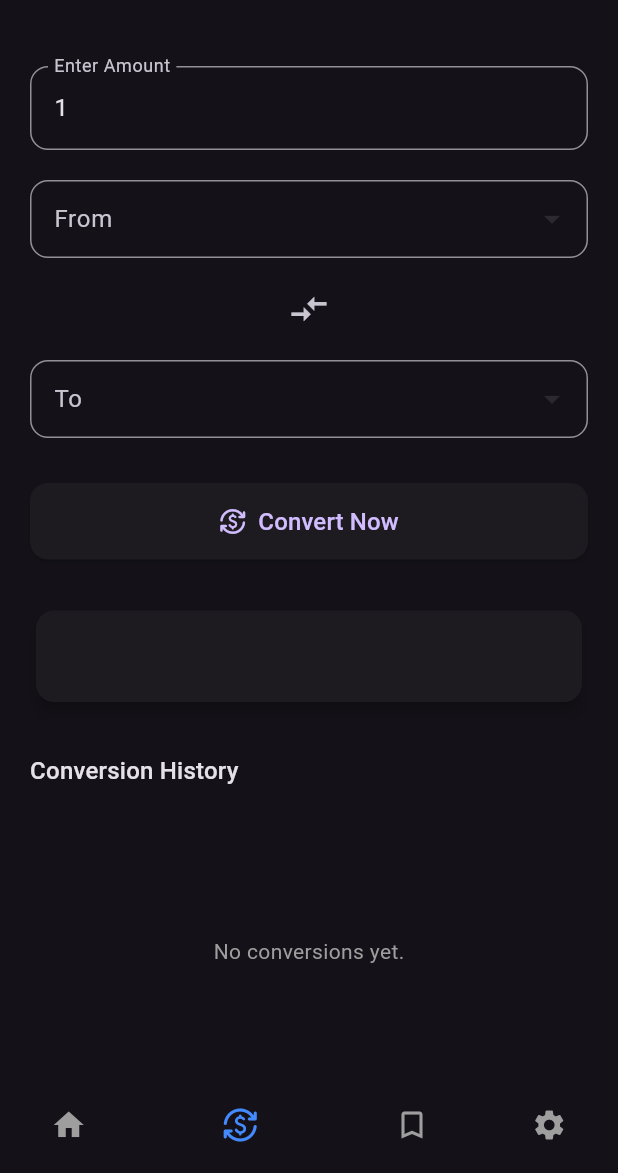
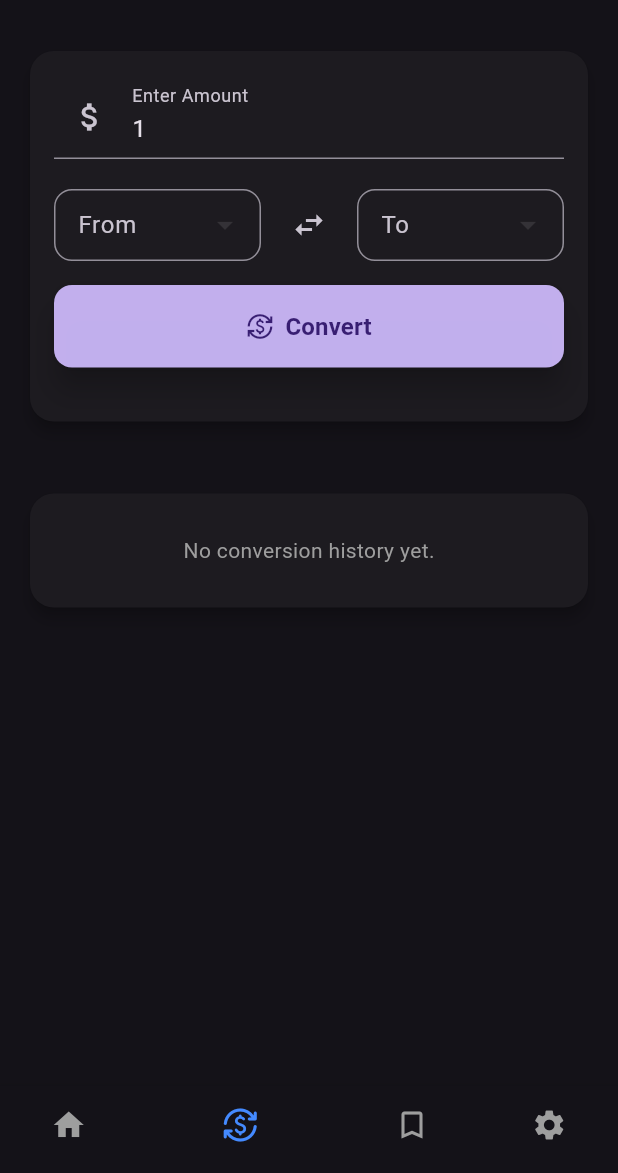
Before and after one commit to Khurram-Devs/CurrencyConverterApp, a Flutter app: the screen it shows after launch, item 2 of the bottom bar chosen, on a phone screen of 412 x 824 dp, the part 63-1236 px from its top. Run offline on Flutter 3.47's test engine with Material 3 defaults, Android fonts, the phone set to English and light mode, and no system bars; our stand-ins replace cloud_firestore, firebase_auth, firebase_core, fl_chart; accounts and stored records are empty; network calls fail.

Commit message:
Added Firestore Database for Conversions History of the Logged User & Improved UI

```diff
--- a/lib/main.dart
+++ b/lib/main.dart
@@ -13,7 +13,9 @@ void main() async {
 }
 
 class MyApp extends StatefulWidget {
-  const MyApp({super.key});
+  final int initialTabIndex;
+
+  const MyApp({super.key, this.initialTabIndex = 0});
 
   @override
   State<MyApp> createState() => _MyAppState();
@@ -21,7 +23,13 @@ class MyApp extends StatefulWidget {
 
 class _MyAppState extends State<MyApp> {
   bool isDarkMode = true;
-  int selectedIndex = 0;
+  late int selectedIndex;
+
+  @override
+  void initState() {
+    super.initState();
+    selectedIndex = widget.initialTabIndex;
+  }
 
   void toggleTheme() {
     setState(() {
@@ -32,7 +40,7 @@ class _MyAppState extends State<MyApp> {
   final List<Widget> screens = [
     HomeScreen(),
     CurrencyConverterScreen(),
-    CurrencyConverterScreen(), // Placeholder for My Tracks
+    CurrencyConverterScreen(),
     SettingsScreen(),
   ];
 
@@ -42,6 +50,12 @@ class _MyAppState extends State<MyApp> {
       title: 'Currency Tracker',
       debugShowCheckedModeBanner: false,
       theme: isDarkMode ? ThemeData.dark() : ThemeData.light(),
+      routes: {
+        '/home': (_) => const MyApp(initialTabIndex: 0),
+        '/convert': (_) => const MyApp(initialTabIndex: 1),
+        '/history': (_) => const MyApp(initialTabIndex: 2),
+        '/settings': (_) => const MyApp(initialTabIndex: 3),
+      },
       home: Scaffold(
         appBar: AppBar(
           title: const Text(
@@ -53,6 +67,7 @@ class _MyAppState extends State<MyApp> {
             IconButton(
               icon: Icon(isDarkMode ? Icons.dark_mode : Icons.light_mode),
               onPressed: toggleTheme,
+              tooltip: isDarkMode ? "Switch to Light Mode" : "Switch to Dark Mode",
             ),
             if (FirebaseAuth.instance.currentUser != null)
               IconButton(
@@ -60,7 +75,10 @@ class _MyAppState extends State<MyApp> {
                 tooltip: 'Logout',
                 onPressed: () async {
                   await FirebaseAuth.instance.signOut();
-                  setState(() {}); // Refresh UI after logout
+                  Navigator.of(
+                    context,
+                    rootNavigator: true,
+                  ).pushNamed('/home');
                 },
               ),
           ],
--- a/lib/screen/currency_converter_screen.dart
+++ b/lib/screen/currency_converter_screen.dart
@@ -1,8 +1,12 @@
 import 'dart:convert';
 import 'package:flutter/material.dart';
 import 'package:http/http.dart' as http;
+import 'package:firebase_auth/firebase_auth.dart';
+import 'package:cloud_firestore/cloud_firestore.dart';
+
 import '../widgets/trend_chart_widget.dart';
 import '../widgets/conversion_history_widget.dart';
+import 'settings_screen.dart';
 
 class CurrencyConverterScreen extends StatefulWidget {
   const CurrencyConverterScreen({super.key});
@@ -16,7 +20,6 @@ class _CurrencyConverterScreenState extends State<CurrencyConverterScreen> {
   final TextEditingController _amountController = TextEditingController(
     text: "1",
   );
-
   String? _defaultConversionResult;
   bool _hasUserConverted = false;
   Map<String, String> _currencyMap = {};
@@ -26,13 +29,13 @@ class _CurrencyConverterScreenState extends State<CurrencyConverterScreen> {
   double? _convertedRate;
   String? _conversionResult;
   bool _isLoading = false;
-
-  final List<String> _conversionHistory = [];
+  List<Map<String, dynamic>> _conversionHistory = [];
 
   @override
   void initState() {
     super.initState();
     _fetchSupportedCurrencies().then((_) => _fetchDefaultConversion());
+    _fetchUserConversionHistory();
   }
 
   Future<void> _fetchDefaultConversion() async {
@@ -42,7 +45,6 @@ class _CurrencyConverterScreenState extends State<CurrencyConverterScreen> {
           "https://api.frankfurter.app/latest?amount=1&from=USD&to=EUR",
         ),
       );
-
       if (response.statusCode == 200) {
         final data = json.decode(response.body);
         final rate = (data["rates"]["EUR"] as num).toDouble();
@@ -57,7 +59,6 @@ class _CurrencyConverterScreenState extends State<CurrencyConverterScreen> {
 
   Future<void> _fetchSupportedCurrencies() async {
     setState(() => _isLoading = true);
-
     try {
       final response = await http.get(
         Uri.parse("https://api.frankfurter.app/currencies"),
@@ -88,6 +89,12 @@ class _CurrencyConverterScreenState extends State<CurrencyConverterScreen> {
     final amount = double.tryParse(_amountController.text);
     if (amount == null || amount <= 0) return;
 
+    final user = FirebaseAuth.instance.currentUser;
+    if (user == null) {
+      _showLoginRequiredDialog();
+      return;
+    }
+
     setState(() {
       _isLoading = true;
       _hasUserConverted = true;
@@ -97,23 +104,33 @@ class _CurrencyConverterScreenState extends State<CurrencyConverterScreen> {
       final uri = Uri.parse(
         "https://api.frankfurter.app/latest?amount=$amount&from=$_fromCurrency&to=$_toCurrency",
       );
-
       final response = await http.get(uri);
 
       if (response.statusCode == 200) {
         final data = json.decode(response.body);
         final rate = (data["rates"][_toCurrency] as num).toDouble();
         final result =
-            "$amount $_fromCurrency = ${rate.toStringAsFixed(2)} $_toCurrency";
+            rate.toStringAsFixed(2);
+
+        final conversionData = {
+          'amount': amount,
+          'from': _fromCurrency,
+          'to': _toCurrency,
+          'result': result,
+          'timestamp': Timestamp.now(),
+          'userId': user.uid,
+        };
+
+        await FirebaseFirestore.instance
+            .collection('conversions_history')
+            .add(conversionData);
 
         setState(() {
           _convertedRate = rate / amount;
           _conversionResult = result;
-          _conversionHistory.insert(0, result);
-          if (_conversionHistory.length > 20) {
-            _conversionHistory.removeLast();
-          }
         });
+
+        await _fetchUserConversionHistory();
       } else {
         setState(() => _conversionResult = "Failed to fetch rate.");
       }
@@ -122,6 +139,63 @@ class _CurrencyConverterScreenState extends State<CurrencyConverterScreen> {
     } finally {
       setState(() => _isLoading = false);
     }
+  }
+
+  Future<void> _fetchUserConversionHistory() async {
+    final user = FirebaseAuth.instance.currentUser;
+    if (user == null) return;
+
+    try {
+      setState(() => _isLoading = true);
+      final snapshot =
+          await FirebaseFirestore.instance
+              .collection('conversions_history')
+              .where('userId', isEqualTo: user.uid)
+              .orderBy('timestamp', descending: true)
+              .limit(20)
+              .get();
+
+      setState(() {
+        _conversionHistory = snapshot.docs.map((doc) => doc.data()).toList();
+      });
+    } catch (e) {
+      debugPrint("Error fetching history: $e");
+    } finally {
+      setState(() => _isLoading = false);
+    }
+  }
+
+  void _showLoginRequiredDialog() {
+    showDialog(
+      context: context,
+      builder:
+          (_) => AlertDialog(
+            title: const Text("Login Required"),
+            content: const Text(
+              "You must be logged in to convert and view history.",
+            ),
+            actions: [
+              TextButton(
+                onPressed: () => Navigator.of(context).pop(),
+                child: const Text("Cancel"),
+              ),
+              ElevatedButton(
+                onPressed: () {
+                  Navigator.of(
+                    context,
+                    rootNavigator: true,
+                  ).pop(); // Close dialog first
+                  Navigator.of(
+                    context,
+                    rootNavigator: true,
+                  ).pushNamed('/settings');
+                },
+
+                child: const Text("Go to Log In"),
+              ),
+            ],
+          ),
+    );
   }
 
   void _swapCurrencies() {
@@ -136,34 +210,29 @@ class _CurrencyConverterScreenState extends State<CurrencyConverterScreen> {
   @override
   Widget build(BuildContext context) {
     return Scaffold(
-      body: SingleChildScrollView(
-        child:
+      body:
           _isLoading && _currencyMap.isEmpty
               ? const Center(child: CircularProgressIndicator())
-                : Padding(
-                  padding: const EdgeInsets.all(20),
+              : SingleChildScrollView(
+                padding: const EdgeInsets.all(16),
                 child: Column(
-                    crossAxisAlignment: CrossAxisAlignment.start,
+                  crossAxisAlignment: CrossAxisAlignment.stretch,
                   children: [
-                      const SizedBox(height: 10),
+                    _buildCard(
+                      child: Column(
+                        children: [
                           TextField(
                             controller: _amountController,
                             keyboardType: const TextInputType.numberWithOptions(
                               decimal: true,
                             ),
-                        decoration: InputDecoration(
+                            decoration: const InputDecoration(
                               labelText: "Enter Amount",
-                          border: OutlineInputBorder(
-                            borderRadius: BorderRadius.circular(12),
-                          ),
+                              prefixIcon: Icon(Icons.attach_money),
                             ),
                           ),
                           const SizedBox(height: 20),
-                      LayoutBuilder(
-                        builder: (context, constraints) {
-                          final isWide = constraints.maxWidth > 500;
-                          if (isWide) {
-                            return Row(
+                          Row(
                             children: [
                               Expanded(
                                 child: _buildCurrencyDropdown(
@@ -174,15 +243,12 @@ class _CurrencyConverterScreenState extends State<CurrencyConverterScreen> {
                                           setState(() => _fromCurrency = val),
                                 ),
                               ),
-                                const SizedBox(width: 10),
+                              const SizedBox(width: 8),
                               IconButton(
-                                  icon: const Icon(
-                                    Icons.compare_arrows,
-                                    size: 28,
-                                  ),
+                                icon: const Icon(Icons.swap_horiz),
                                 onPressed: _swapCurrencies,
                               ),
-                                const SizedBox(width: 10),
+                              const SizedBox(width: 8),
                               Expanded(
                                 child: _buildCurrencyDropdown(
                                   label: "To",
@@ -193,109 +259,82 @@ class _CurrencyConverterScreenState extends State<CurrencyConverterScreen> {
                                 ),
                               ),
                             ],
-                            );
-                          } else {
-                            return Column(
-                              children: [
-                                _buildCurrencyDropdown(
-                                  label: "From",
-                                  selected: _fromCurrency,
-                                  onChanged:
-                                      (val) =>
-                                          setState(() => _fromCurrency = val),
                           ),
-                                const SizedBox(height: 10),
-                                IconButton(
-                                  icon: const Icon(
-                                    Icons.compare_arrows,
-                                    size: 28,
-                                  ),
-                                  onPressed: _swapCurrencies,
-                                ),
-                                const SizedBox(height: 10),
-                                _buildCurrencyDropdown(
-                                  label: "To",
-                                  selected: _toCurrency,
-                                  onChanged:
-                                      (val) =>
-                                          setState(() => _toCurrency = val),
-                                ),
-                              ],
-                            );
-                          }
-                        },
-                      ),
-
-                      const SizedBox(height: 30),
+                          const SizedBox(height: 16),
                           SizedBox(
                             width: double.infinity,
                             child: ElevatedButton.icon(
                               onPressed: _isLoading ? null : _convertCurrency,
-                          icon: const Icon(Icons.currency_exchange_rounded),
-                          label: const Text(
-                            "Convert Now",
-                            style: TextStyle(fontSize: 16),
+                              icon: Icon(
+                                Icons.currency_exchange,
+                                color: Theme.of(context).colorScheme.onPrimary,
+                              ),
+                              label: Text(
+                                "Convert",
+                                style: TextStyle(
+                                  fontSize: 16,
+                                  fontWeight: FontWeight.bold,
+                                  color:
+                                      Theme.of(context).colorScheme.onPrimary,
+                                ),
                               ),
                               style: ElevatedButton.styleFrom(
-                            padding: const EdgeInsets.symmetric(vertical: 14),
+                                backgroundColor: Theme.of(
+                                  context,
+                                ).colorScheme.primary.withAlpha(235),
+                                padding: const EdgeInsets.symmetric(
+                                  vertical: 16,
+                                  horizontal: 32,
+                                ),
                                 shape: RoundedRectangleBorder(
                                   borderRadius: BorderRadius.circular(12),
                                 ),
+                                elevation: 8,
                               ),
                             ),
                           ),
-                      const SizedBox(height: 30),
-
-                      Card(
-                        elevation: 4,
-                        shape: RoundedRectangleBorder(
-                          borderRadius: BorderRadius.circular(12),
-                        ),
-                        child: Container(
-                          width: double.infinity,
-                          padding: const EdgeInsets.all(16),
-                          child: Column(
-                            crossAxisAlignment: CrossAxisAlignment.center,
-                            children: [
+                          const SizedBox(height: 20),
+                          if (_conversionResult != null ||
+                              (!_hasUserConverted &&
+                                  _defaultConversionResult != null))
                             Text(
                               _conversionResult ??
-                                    (_hasUserConverted
-                                        ? ''
-                                        : (_defaultConversionResult ?? '')),
+                                  _defaultConversionResult ??
+                                  '',
+                              style: const TextStyle(
+                                fontSize: 22,
+                                fontWeight: FontWeight.w600,
+                              ),
                               textAlign: TextAlign.center,
-                                style: const TextStyle(
-                                  fontSize: 20,
-                                  fontWeight: FontWeight.w600,
+                            ),
+                        ],
+                      ),
+                    ),
+                    const SizedBox(height: 20),
+                    if (_fromCurrency != null && _toCurrency != null)
+                      _buildCard(
+                        child: CurrencyRateChart(
+                          from: _fromCurrency!,
+                          to: _toCurrency!,
+                        ),
+                      ),
+                    const SizedBox(height: 20),
+                    _buildCard(
+                      child: ConversionHistoryWidget(
+                        history: _conversionHistory,
                       ),
                     ),
                   ],
                 ),
               ),
-                      ),
+    );
+  }
 
-                      const SizedBox(height: 10),
-
-                      if (_fromCurrency != null && _toCurrency != null)
-                        CurrencyRateChart(
-                          from: _fromCurrency!,
-                          to: _toCurrency!,
-                        ),
-
-                      const SizedBox(height: 20),
-                      Text(
-                        "Conversion History",
-                        style: Theme.of(context).textTheme.titleMedium,
-                      ),
-                      const SizedBox(height: 8),
-
-                      // Replace Expanded + ListView here with ConversionHistoryWidget
-                      ConversionHistoryWidget(
-                        conversionHistory: _conversionHistory,
-                      ),
-                    ],
-                  ),
-                ),
-      ),
+  Widget _buildCard({required Widget child}) {
+    return Card(
+      elevation: 4,
+      shape: RoundedRectangleBorder(borderRadius: BorderRadius.circular(16)),
+      child: Padding(padding: const EdgeInsets.all(16), child: child),
     );
   }
 
@@ -311,10 +350,7 @@ class _CurrencyConverterScreenState extends State<CurrencyConverterScreen> {
               .map(
                 (code) => DropdownMenuItem(
                   value: code,
-                  child: Text(
-                    "$code | ${_currencyMap[code]}",
-                    style: const TextStyle(fontSize: 16),
-                  ),
+                  child: Text("$code | ${_currencyMap[code]}"),
                 ),
               )
               .toList(),
@@ -322,10 +358,7 @@ class _CurrencyConverterScreenState extends State<CurrencyConverterScreen> {
       decoration: InputDecoration(
         labelText: label,
         border: OutlineInputBorder(borderRadius: BorderRadius.circular(12)),
-        contentPadding: const EdgeInsets.symmetric(
-          horizontal: 12,
-          vertical: 14,
-        ),
+        isDense: true,
       ),
     );
   }
--- a/lib/widgets/conversion_history_widget.dart
+++ b/lib/widgets/conversion_history_widget.dart
@@ -1,32 +1,68 @@
 import 'package:flutter/material.dart';
+import 'package:intl/intl.dart';
 
 class ConversionHistoryWidget extends StatelessWidget {
-  final List<String> conversionHistory;
+  final List<Map<String, dynamic>> history;
 
-  const ConversionHistoryWidget({Key? key, required this.conversionHistory}) : super(key: key);
+  const ConversionHistoryWidget({super.key, required this.history});
 
   @override
   Widget build(BuildContext context) {
-    return SizedBox(
-      height: 200,
-      child: conversionHistory.isEmpty
-          ? const Center(
+    if (history.isEmpty) {
+      return const Padding(
+        padding: EdgeInsets.all(12.0),
+        child: Center(
           child: Text(
-                "No conversions yet.",
+            "No conversion history yet.",
             style: TextStyle(color: Colors.grey),
           ),
-            )
-          : ListView.separated(
-              itemCount: conversionHistory.length,
-              separatorBuilder: (_, __) => const SizedBox(height: 8),
+        ),
+      );
+    }
+
+    return SizedBox(
+      height: 300,
+      child: ListView.separated(
+        itemCount: history.length,
+        separatorBuilder: (_, __) => const SizedBox(height: 10),
         itemBuilder: (context, index) {
+          final item = history[index];
+          final timestamp = item['timestamp'];
+          final formattedTime = timestamp != null
+              ? DateFormat('EEE, MMM d, yyyy • h:mm a')
+                  .format(timestamp.toDate())
+              : 'Unknown time';
+
           return Card(
-                  elevation: 2,
-                  shape: RoundedRectangleBorder(borderRadius: BorderRadius.circular(10)),
+            elevation: 3,
+            shape: RoundedRectangleBorder(
+              borderRadius: BorderRadius.circular(14),
+            ),
             child: ListTile(
-                    leading: const Icon(Icons.history, color: Colors.indigo),
-                    title: Text(conversionHistory[index],
-                        style: const TextStyle(fontWeight: FontWeight.w500)),
+              leading: const CircleAvatar(
+                backgroundColor: Colors.indigo,
+                child: Icon(Icons.currency_exchange, color: Colors.white),
+              ),
+              title: Text(
+                "${item['amount']} ${item['from']} = ${item['result']} ${item['to']}" ?? '',
+                style: const TextStyle(fontWeight: FontWeight.w600),
+              ),
+              subtitle: Column(
+                crossAxisAlignment: CrossAxisAlignment.start,
+                children: [
+                  Text(
+                    "${item['from']} → ${item['to']}",
+                  ),
+                  const SizedBox(height: 4),
+                  Text(
+                    formattedTime,
+                    style: const TextStyle(
+                      fontSize: 12,
+                      color: Colors.grey,
+                    ),
+                  ),
+                ],
+              ),
             ),
           );
         },
```
Also changed, not shown: lib/widgets/login_signup_widget.dart (+76 -116 lines), lib/widgets/trend_chart_widget.dart (+3 -4 lines). Lines whose indentation alone changed are shown as unchanged.
